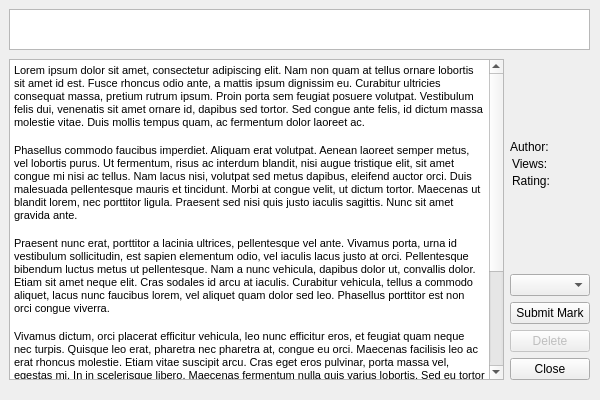
Angry-Maid/CourseExplainer, file postwindow.ui: the form before one commit.
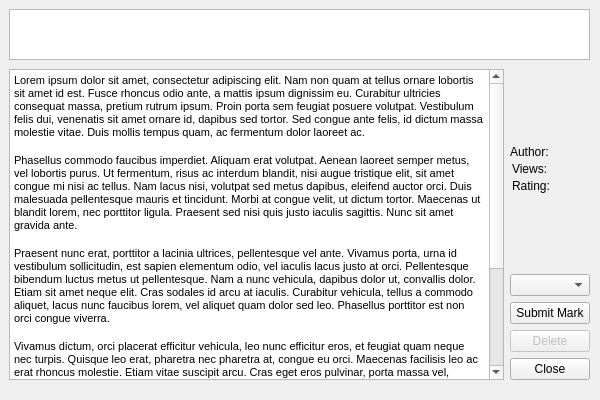
The form after the commit.

Patch:
```diff
--- a/postwindow.ui
+++ b/postwindow.ui
@@ -30,9 +30,9 @@
     <property name="geometry">
      <rect>
       <x>9</x>
-      <y>59</y>
+      <y>69</y>
       <width>581</width>
-      <height>321</height>
+      <height>311</height>
      </rect>
     </property>
     <layout class="QVBoxLayout" name="verticalLayout">
@@ -156,7 +156,7 @@
       <x>9</x>
       <y>9</y>
       <width>581</width>
-      <height>41</height>
+      <height>51</height>
      </rect>
     </property>
     <layout class="QVBoxLayout" name="verticalLayout_4">
```
Left out of the diff: 7 changed lines with no effect on the pictures.
